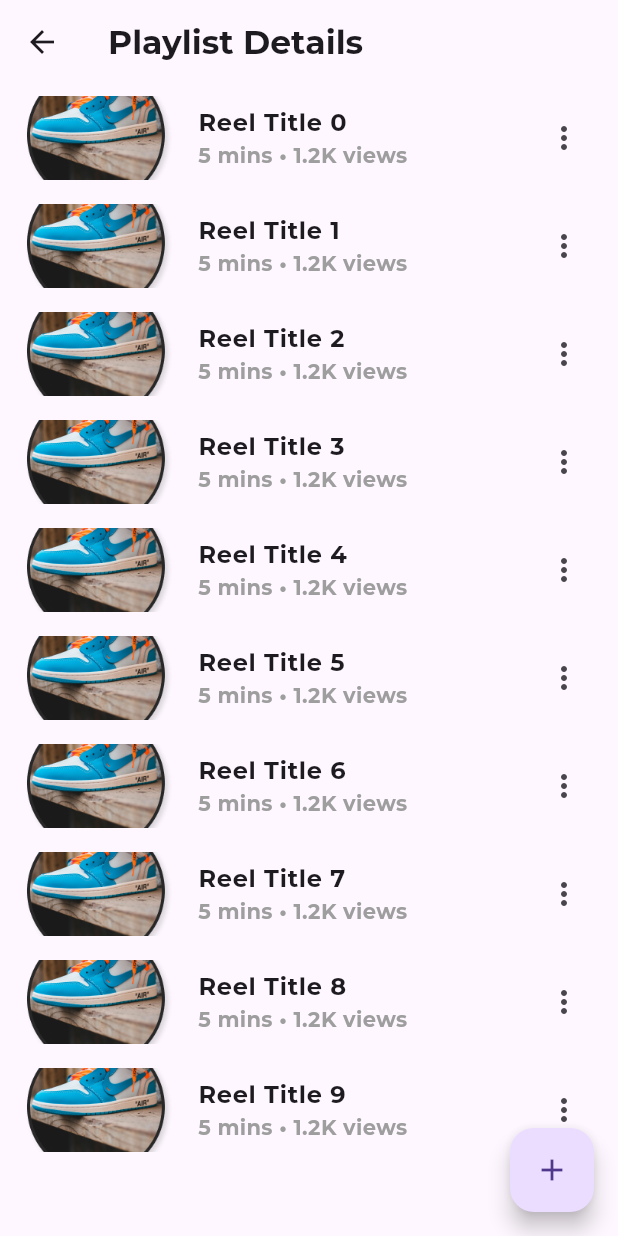
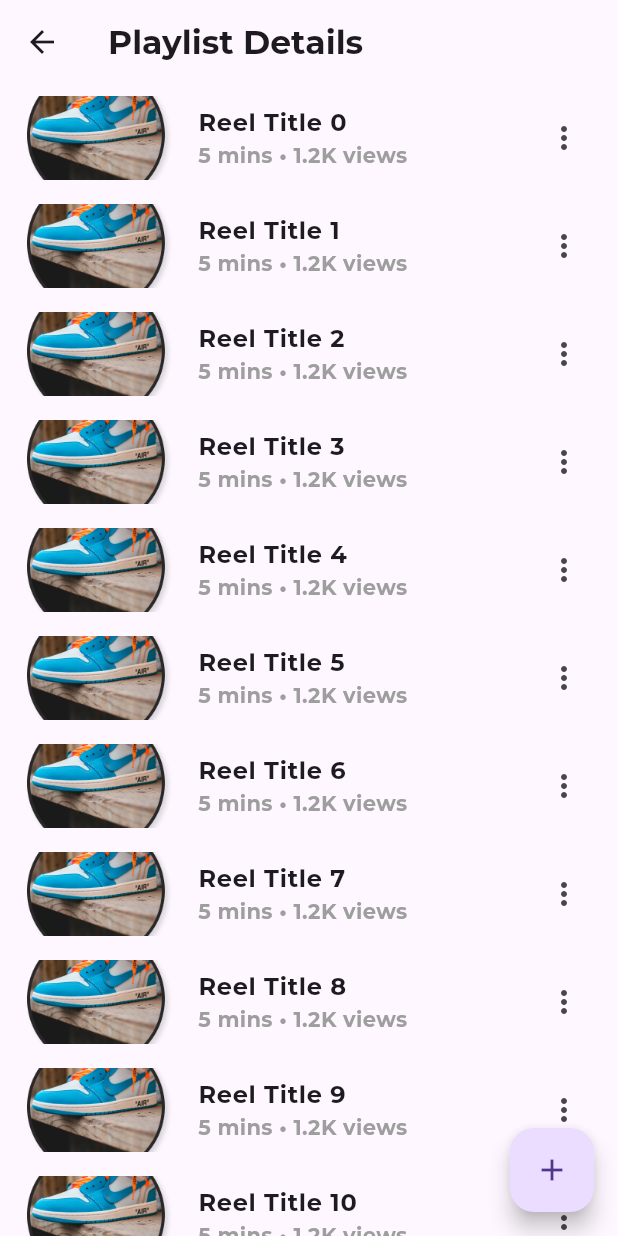
Before and after one commit to reelapp2024/mobileapp_forntend, a Flutter app: the PlaylistDetailScreen screen opened directly with empty values, after a tap on the "add" icon, on a phone screen of 412 x 824 dp. Run offline on Flutter 3.47's test engine with Material 3 defaults, Android fonts, the phone set to English and light mode, and no system bars; our stand-ins replace get; project files that could hold a hidden picture were left out.

```diff
--- a/lib/screens/playlist_detail_screen.dart
+++ b/lib/screens/playlist_detail_screen.dart
@@ -1,10 +1,26 @@
 import 'package:flutter/material.dart';
 import 'package:logical_dottech/constant/image_const.dart';
 
-class PlaylistDetailScreen extends StatelessWidget {
+class PlaylistDetailScreen extends StatefulWidget {
   final int playlistIndex;
 
   PlaylistDetailScreen({required this.playlistIndex});
+
+  @override
+  _PlaylistDetailScreenState createState() => _PlaylistDetailScreenState();
+}
+
+class _PlaylistDetailScreenState extends State<PlaylistDetailScreen> {
+  List<String> reelTitles =
+      []; // List to store reel titles for future state management
+
+  @override
+  void initState() {
+    super.initState();
+    // Initialize or fetch data for reels in the playlist
+    // This is just dummy data; you can replace it with actual reel data
+    reelTitles = List.generate(10, (index) => 'Reel Title $index');
+  }
 
   @override
   Widget build(BuildContext context) {
@@ -13,7 +29,7 @@ class PlaylistDetailScreen extends StatelessWidget {
         title: Text('Playlist Details'),
       ),
       body: ListView.builder(
-        itemCount: 10, // Number of reels in the playlist
+        itemCount: reelTitles.length, // Number of reels in the playlist
         itemBuilder: (context, index) {
           return ListTile(
             leading: Container(
@@ -26,20 +42,24 @@ class PlaylistDetailScreen extends StatelessWidget {
                 ),
               ),
             ),
-            title: Text('Reel Title $index',
+            title: Text(reelTitles[index],
                 style: TextStyle(fontWeight: FontWeight.bold)),
             subtitle: Text('5 mins • 1.2K views',
                 style: TextStyle(color: Colors.grey)),
             trailing: Icon(Icons.more_vert),
             onTap: () {
               // Handle reel tap
+              print('Tapped on: ${reelTitles[index]}');
             },
           );
         },
       ),
       floatingActionButton: FloatingActionButton(
         onPressed: () {
-          // Add new reel to playlist
+          // Add new reel to playlist (for example purposes, just adding a new dummy reel)
+          setState(() {
+            reelTitles.add('Reel Title ${reelTitles.length}');
+          });
         },
         child: Icon(Icons.add),
       ),
--- a/pubspec.yaml
+++ b/pubspec.yaml
@@ -38,6 +38,9 @@ dependencies:
   get: ^4.6.6
   url_launcher: ^6.3.1
   url_launcher_ios: ^6.3.1
+  image_picker: ^1.1.2
+  video_player: ^2.9.2
+  camera: ^0.11.0+2
 
 dev_dependencies:
   flutter_test:
```
Also changed, not shown: lib/screens/profilescreen.dart (+30 -16 lines), lib/screens/signup_screen.dart (+50 -17 lines), pubspec.lock, 6 other files.
